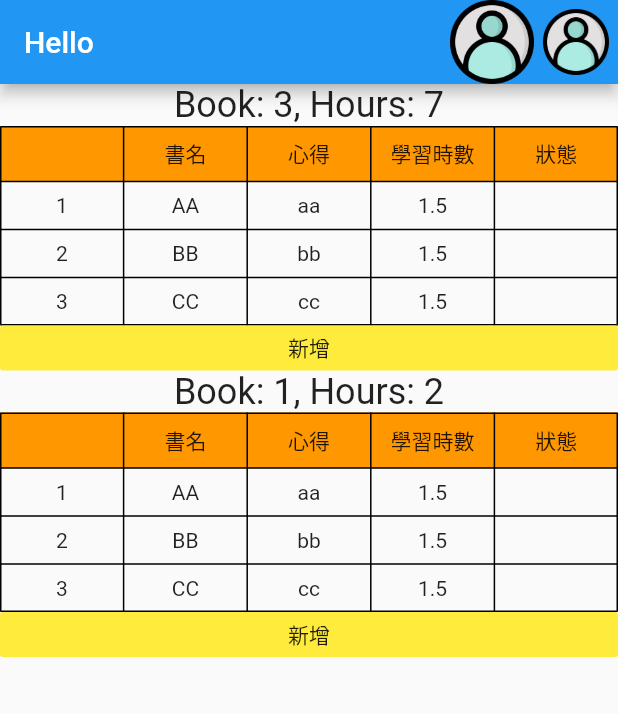
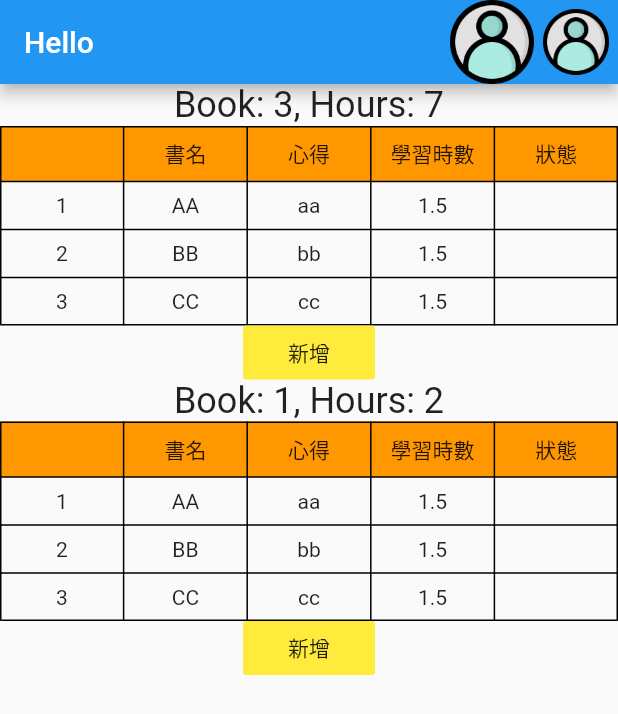
Before and after one commit to Shihyin98/dart-futter, a Flutter app: the screen it shows after launch, after a tap on "新增", on a phone screen of 412 x 824 dp. Shown: the top 714 px of the screen. Run offline on Flutter 3.47's test engine with Material 2 defaults, Android fonts, the phone set to English and light mode, and no system bars; our stand-ins replace firebase_core, google_sign_in; accounts and stored records are empty.

```diff
--- a/Flutter-exercise-1/8.22-UI/ui_exercise/lib/main.dart
+++ b/Flutter-exercise-1/8.22-UI/ui_exercise/lib/main.dart
@@ -1,7 +1,10 @@
+import 'package:firebase_core/firebase_core.dart';
 import 'package:flutter/material.dart';
 import 'package:ui_exercise/study_table.dart';
 
 void main() {
+  WidgetsFlutterBinding.ensureInitialized();
+  Firebase.initializeApp();
   runApp(App());
 }
 
@@ -9,6 +12,7 @@ class App extends StatelessWidget {
   @override
   Widget build(BuildContext context) {
     return MaterialApp(
+      debugShowCheckedModeBanner: false,
       home: Scaffold(
         appBar: AppBar(
           title: Text('Hello'),
--- a/Flutter-exercise-1/8.22-UI/ui_exercise/lib/study_table.dart
+++ b/Flutter-exercise-1/8.22-UI/ui_exercise/lib/study_table.dart
@@ -1,9 +1,12 @@
 import 'package:flutter/material.dart';
+import 'package:google_sign_in/google_sign_in.dart';
 
 class StudyTable extends StatelessWidget {
+  StudyTable({Key key, this.title}) : super(key: key);
+
   final String title;
+  final googleSignIn = GoogleSignIn();
 
-  const StudyTable({Key key, this.title}) : super(key: key);
 
   @override
   Widget build(BuildContext context) {
@@ -48,10 +51,14 @@ class StudyTable extends StatelessWidget {
   Widget _button() {
     return FlatButton(
       child: Text("新增"),
-      onPressed: () {},
+      onPressed: () async {
+        final account = await googleSignIn.signIn();
+        // do something with account
+        print(account.displayName);
+      },
       color: Colors.yellow,
-      minWidth: 450.0,
-      height: 30.0,
+//      minWidth: 450.0,
+//      height: 30.0,
       materialTapTargetSize: MaterialTapTargetSize.shrinkWrap,
     );
   }
--- a/Flutter-exercise-1/8.22-UI/ui_exercise/pubspec.yaml
+++ b/Flutter-exercise-1/8.22-UI/ui_exercise/pubspec.yaml
@@ -23,7 +23,9 @@ environment:
 dependencies:
   flutter:
     sdk: flutter
-
+  firebase_auth: ^0.18.0
+  google_sign_in: ^4.5.3
+  firebase_core: ^0.5.0
 
   # The following adds the Cupertino Icons font to your application.
   # Use with the CupertinoIcons class for iOS style icons.
```
Also changed, not shown: Flutter-exercise-1/8.22-UI/ui_exercise/pubspec.lock, 7 other files.
